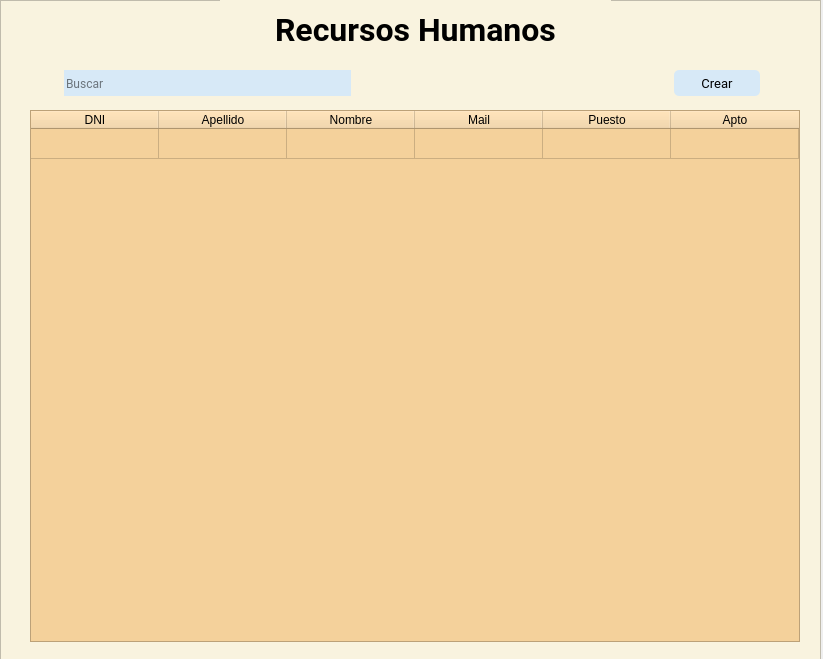
Old version of the form main/Main.ui in the repository juanignaciocansillieri/RRHH.
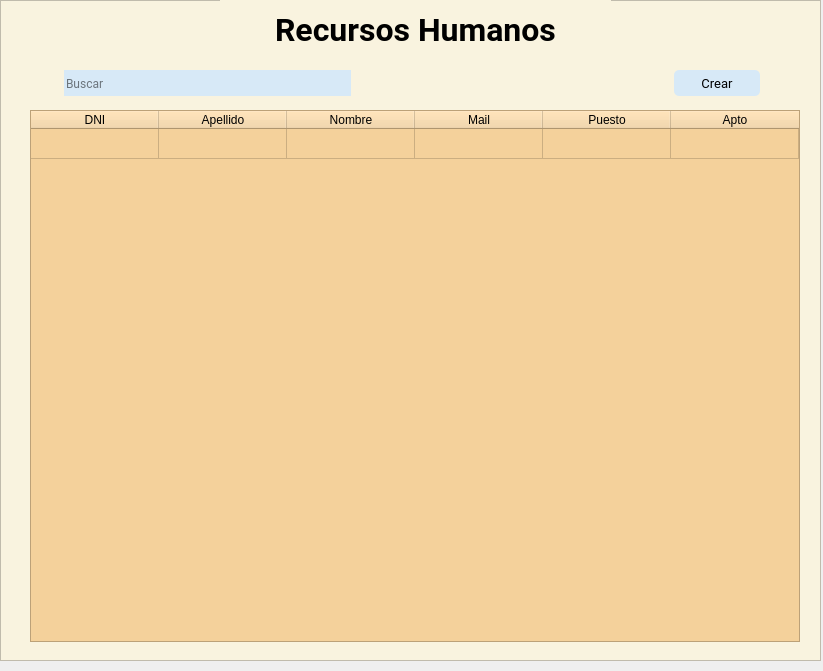
New version of the form. Icons and pictures are not drawn.

```diff
--- a/main/Main.ui
+++ b/main/Main.ui
@@ -7,9 +7,21 @@
     <x>0</x>
     <y>0</y>
     <width>823</width>
-    <height>659</height>
+    <height>671</height>
    </rect>
   </property>
+  <property name="minimumSize">
+   <size>
+    <width>823</width>
+    <height>671</height>
+   </size>
+  </property>
+  <property name="maximumSize">
+   <size>
+    <width>823</width>
+    <height>671</height>
+   </size>
+  </property>
   <property name="windowTitle">
    <string>MainWindow</string>
   </property>
```
Left out of the diff: 39 changed lines with no effect on the pictures.
